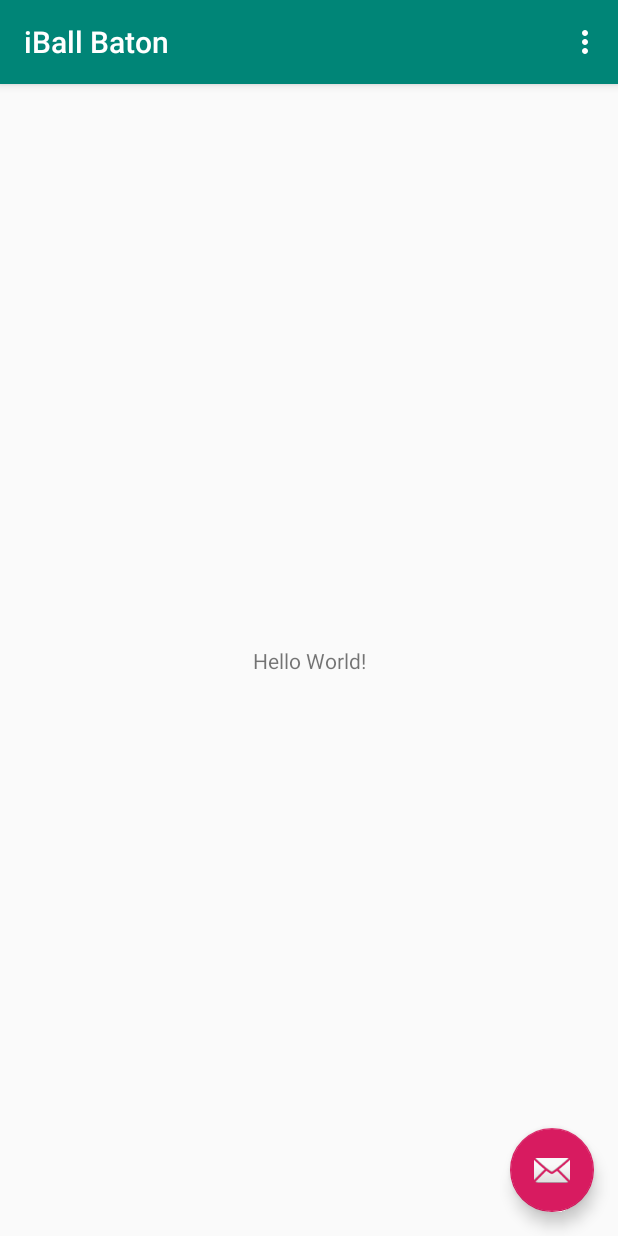
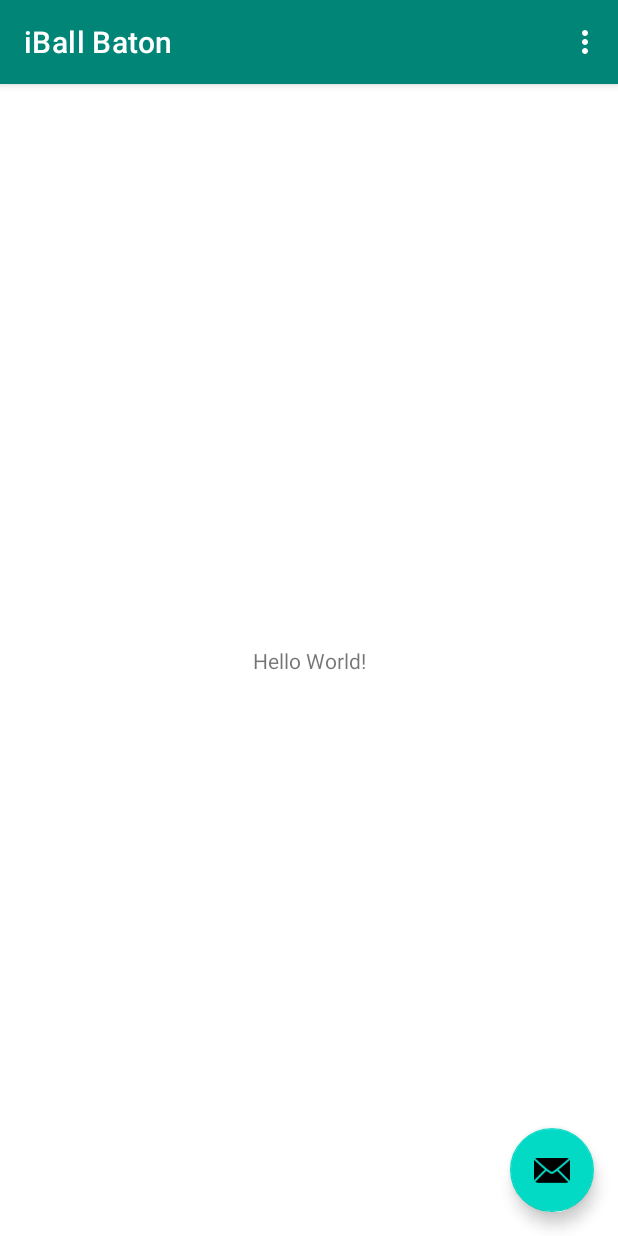
Before and after one commit to ShanuDey/iBall-Router-App, an Android app: the screen it shows after launch (MainActivity), on a phone screen of 412 x 824 dp. Run offline under Robolectric (Android 15) with nearby library versions, the phone set to English and light mode, and no system bars.

Commit message:
Adapt Material Theme
Signed-off-by: ShanuDey <sd4shanudey@gmail.com>

```diff
--- a/app/src/main/res/values/styles.xml
+++ b/app/src/main/res/values/styles.xml
@@ -1,7 +1,7 @@
 <resources>
 
     <!-- Base application theme. -->
-    <style name="AppTheme" parent="Theme.AppCompat.Light.DarkActionBar">
+    <style name="AppTheme" parent="Theme.MaterialComponents.Light.DarkActionBar">
         <!-- Customize your theme here. -->
         <item name="colorPrimary">@color/colorPrimary</item>
         <item name="colorPrimaryDark">@color/colorPrimaryDark</item>
@@ -13,8 +13,8 @@
         <item name="windowNoTitle">true</item>
     </style>
 
-    <style name="AppTheme.AppBarOverlay" parent="ThemeOverlay.AppCompat.Dark.ActionBar" />
+    <style name="AppTheme.AppBarOverlay" parent="ThemeOverlay.MaterialComponents.Dark.ActionBar" />
 
-    <style name="AppTheme.PopupOverlay" parent="ThemeOverlay.AppCompat.Light" />
+    <style name="AppTheme.PopupOverlay" parent="ThemeOverlay.MaterialComponents.Light" />
 
 </resources>
```
